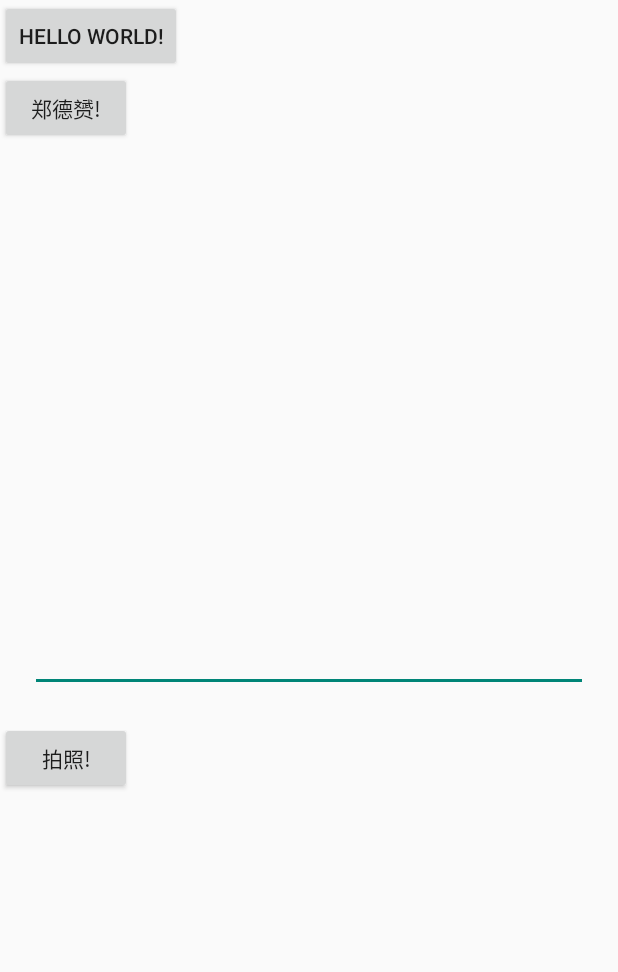
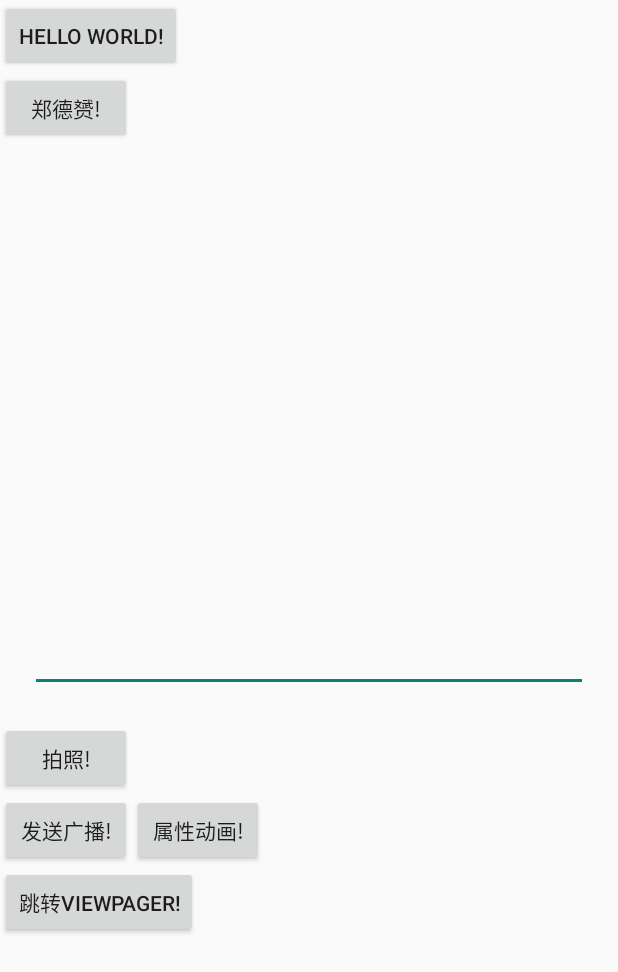
Before and after one commit to tomcatzdy/tinker, an Android app: the screen it shows after launch (MainActivity), on a phone screen of 412 x 824 dp. Shown: the top 972 px of the screen. Run offline under Robolectric (Android 15) with nearby library versions, the phone set to English and light mode, and no system bars.

Commit message:
添加优化

```diff
--- a/app/src/main/AndroidManifest.xml
+++ b/app/src/main/AndroidManifest.xml
@@ -40,7 +40,8 @@
             android:name=".idcardcamera.camera.CameraActivity"
             android:configChanges="keyboardHidden|orientation|screenSize"
             android:theme="@android:style/Theme.Light.NoTitleBar.Fullscreen" />
-        <activity android:name=".PhotoViewActivity"></activity>
+        <activity android:name=".PhotoViewActivity" />
+        <activity android:name=".FragmentViewPagerActivity"></activity>
     </application>
 
 </manifest>
--- a/app/src/main/java/cn/chinapost/com/tinker/MainActivity.java
+++ b/app/src/main/java/cn/chinapost/com/tinker/MainActivity.java
@@ -1,9 +1,17 @@
 package cn.chinapost.com.tinker;
 
+import android.animation.AnimatorInflater;
+import android.animation.AnimatorSet;
+import android.animation.ObjectAnimator;
+import android.animation.ValueAnimator;
 import android.content.Intent;
+import android.content.IntentFilter;
+import android.support.v4.content.LocalBroadcastManager;
 import android.support.v7.app.AppCompatActivity;
 import android.os.Bundle;
 import android.view.View;
+import android.view.animation.Interpolator;
+import android.view.animation.LinearInterpolator;
 import android.widget.EditText;
 import android.widget.ImageView;
 import android.widget.Toast;
@@ -12,6 +20,7 @@ import java.io.File;
 import java.util.ArrayList;
 import java.util.List;
 
+import cn.chinapost.com.tinker.broadcast.ThinkPadBroadcastReceiver;
 import cn.chinapost.com.tinker.customtinker.TinkerManager;
 import cn.chinapost.com.tinker.imageloader.ImageLoaderManager;
 import cn.chinapost.com.tinker.zxing.app.CaptureActivity;
@@ -27,11 +36,18 @@ public class MainActivity extends AppCompatActivity {
     private ArrayList<String> mUrls;
     private EditText et;
     private String []  photos = new String[10];
+
+    private static final String HELLO_ACTION = "hello_action";
+    private ThinkPadBroadcastReceiver broadcastReceiver;
+
     @Override
     protected void onCreate(Bundle savedInstanceState) {
         super.onCreate(savedInstanceState);
         setContentView(R.layout.activity_main);
         et = findViewById(R.id.edit_text);
+        IntentFilter intentFilter = new IntentFilter(HELLO_ACTION);
+        broadcastReceiver = new ThinkPadBroadcastReceiver();
+        LocalBroadcastManager.getInstance(this).registerReceiver(broadcastReceiver,intentFilter);
 
         ///storage/emulated/0/Android/data/cn.chinapost.com.tinker/cache/tpatch/
         mPatchDir =  getExternalCacheDir().getAbsolutePath()+"/tpatch/";
@@ -109,4 +125,60 @@ public class MainActivity extends AppCompatActivity {
     public void take_photo(View view) {
         startActivityForResult(new Intent(this,TakePhotoActivity.class),0x11);
     }
+
+    /**
+     * 发送广播
+     * @param view
+     */
+    public void sendBroadcast(View view) {
+        LocalBroadcastManager.getInstance(this).sendBroadcast(new Intent(HELLO_ACTION));
+    }
+
+
+    @Override
+    protected void onDestroy() {
+        super.onDestroy();
+        LocalBroadcastManager.getInstance(this).unregisterReceiver(broadcastReceiver);
+    }
+
+    public void jumpViewPager(View view) {
+        startActivity(new Intent(this,FragmentViewPagerActivity.class));
+    }
+
+    /**
+     * 属性动画
+     * @param view
+     */
+    public void animation(View view) {
+        /*ValueAnimator animator = (ValueAnimator) AnimatorInflater.loadAnimator(getApplicationContext(),R.animator.text_animation);
+        ValueAnimator.AnimatorUpdateListener listener = new ValueAnimator.AnimatorUpdateListener() {
+            @Override
+            public void onAnimationUpdate(ValueAnimator valueAnimator) {
+                Float animatedValue = (Float) valueAnimator.getAnimatedValue();
+                imageView.setAlpha(animatedValue);
+
+            }
+        };
+
+        animator.setDuration(1000);
+        animator.addUpdateListener(listener);
+        animator.setInterpolator(new LinearInterpolator());
+        animator.start();*/
+
+        AnimatorSet set = new AnimatorSet();
+
+        ObjectAnimator animator1 = ObjectAnimator.ofFloat(imageView,"alpha",1.0f,0.0f,1.0f);
+        ObjectAnimator animator2 = ObjectAnimator.ofFloat(imageView,"rotation",0,180,0);
+        ObjectAnimator animator3 = ObjectAnimator.ofFloat(imageView,"rotationY",0,180,0);
+        ObjectAnimator animator4 = ObjectAnimator.ofFloat(imageView,"translationX",0,180,0);
+        ObjectAnimator animator5 = ObjectAnimator.ofFloat(imageView,"scaleX",1.0f,2.0f,0.5f);
+       /* animator1.setDuration(2000);
+        animator1.start();*/
+       //set.play(animator2).after(animator1);
+        set.playTogether(animator1,animator2,animator3,animator4,animator5);
+       set.setDuration(5000);
+       set.start();
+
+    }
+
 }
--- /dev/null
+++ b/app/src/main/java/cn/chinapost/com/tinker/broadcast/ThinkPadBroadcastReceiver.java
@@ -0,0 +1,17 @@
+package cn.chinapost.com.tinker.broadcast;
+
+import android.content.BroadcastReceiver;
+import android.content.Context;
+import android.content.Intent;
+import android.widget.Toast;
+
+/**
+ * Created by thinkpad on 2019/3/28.
+ */
+
+public class ThinkPadBroadcastReceiver extends BroadcastReceiver{
+    @Override
+    public void onReceive(Context context, Intent intent) {
+        Toast.makeText(context, "郑诗雅", Toast.LENGTH_SHORT).show();
+    }
+}
--- /dev/null
+++ b/app/src/main/res/anim/animation.xml
@@ -0,0 +1,5 @@
+<?xml version="1.0" encoding="utf-8"?>
+<set xmlns:android="http://schemas.android.com/apk/res/android">
+
+
+</set>
--- /dev/null
+++ b/app/src/main/res/animator/text_animation.xml
@@ -0,0 +1,9 @@
+<?xml version="1.0" encoding="utf-8"?>
+<animator xmlns:android="http://schemas.android.com/apk/res/android"
+
+    android:valueFrom="0.0"
+    android:valueTo="1.0"
+    android:valueType="floatType">
+
+
+</animator>
--- a/app/src/main/res/layout/activity_main.xml
+++ b/app/src/main/res/layout/activity_main.xml
@@ -43,4 +43,31 @@
         android:layout_height="wrap_content"
         android:text="拍照!" />
 
+    <LinearLayout
+        android:orientation="horizontal"
+        android:layout_width="match_parent"
+        android:layout_height="wrap_content">
+
+        <Button
+            android:onClick="sendBroadcast"
+            android:layout_width="wrap_content"
+            android:layout_height="wrap_content"
+            android:text="发送广播!" />
+
+        <Button
+            android:onClick="animation"
+            android:layout_width="wrap_content"
+            android:layout_height="wrap_content"
+            android:text="属性动画!" />
+
+
+    </LinearLayout>
+
+
+    <Button
+        android:onClick="jumpViewPager"
+        android:layout_width="wrap_content"
+        android:layout_height="wrap_content"
+        android:text="跳转viewPager!" />
+
 </LinearLayout>
```
Also changed, not shown: app/src/main/java/cn/chinapost/com/tinker/FragmentViewPagerActivity.java (added, +26 -0 lines), app/src/main/java/cn/chinapost/com/tinker/idcardcamera/utils/ImageUtils.java (+26 -0 lines), app/src/main/java/cn/chinapost/com/tinker/provider/UserContentProvider.java (added, +47 -0 lines), app/src/main/java/cn/chinapost/com/tinker/view/ScrollLayout.java (added, +52 -0 lines), app/src/main/java/cn/chinapost/com/tinker/view/SimpleImageView.java (added, +150 -0 lines), app/src/main/res/layout/activity_fragment_view_pager.xml (added, +33 -0 lines), app/src/main/res/values/attr.xml (added, +7 -0 lines), app/build.gradle (indentation only), app/src/main/res/drawable/picture.png (added).
